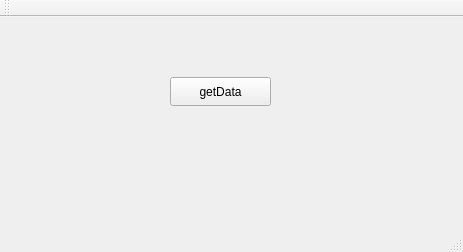
Above: QtTcpClientConsumer/mainwindow.ui from Dojak220/Projeto03 before the change. Below: the same form after it.
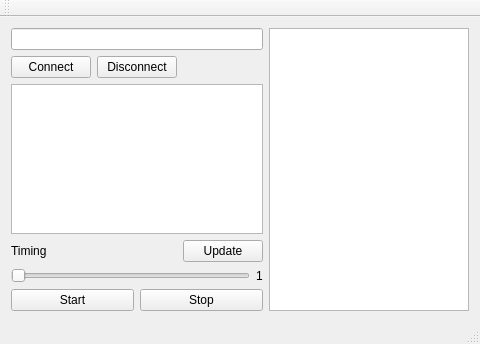
That is the form after the change.

The edit to the form file:
```diff
--- a/QtTcpClientConsumer/mainwindow.ui
+++ b/QtTcpClientConsumer/mainwindow.ui
@@ -6,27 +6,106 @@
    <rect>
     <x>0</x>
     <y>0</y>
-    <width>463</width>
-    <height>252</height>
+    <width>480</width>
+    <height>344</height>
    </rect>
   </property>
   <property name="windowTitle">
    <string>MainWindow</string>
   </property>
   <widget class="QWidget" name="centralWidget">
-   <widget class="QPushButton" name="pushButtonGet">
-    <property name="geometry">
-     <rect>
-      <x>170</x>
-      <y>60</y>
-      <width>101</width>
-      <height>29</height>
-     </rect>
-    </property>
-    <property name="text">
-     <string>getData</string>
-    </property>
-   </widget>
+   <layout class="QGridLayout" name="gridLayout">
+    <item row="0" column="2" rowspan="6">
+     <widget class="QListWidget" name="listWidget_2"/>
+    </item>
+    <item row="1" column="0">
+     <layout class="QHBoxLayout" name="horizontalLayout">
+      <item>
+       <widget class="QPushButton" name="pushButton_2">
+        <property name="text">
+         <string>Connect</string>
+        </property>
+       </widget>
+      </item>
+      <item>
+       <widget class="QPushButton" name="pushButton">
+        <property name="text">
+         <string>Disconnect</string>
+        </property>
+       </widget>
+      </item>
+     </layout>
+    </item>
+    <item row="1" column="1">
+     <spacer name="horizontalSpacer">
+      <property name="orientation">
+       <enum>Qt::Horizontal</enum>
+      </property>
+      <property name="sizeHint" stdset="0">
+       <size>
+        <width>72</width>
+        <height>20</height>
+       </size>
+      </property>
+     </spacer>
+    </item>
+    <item row="2" column="0" colspan="2">
+     <widget class="QListWidget" name="listWidget"/>
+    </item>
+    <item row="3" column="0">
+     <widget class="QLabel" name="label_2">
+      <property name="text">
+       <string>Timing</string>
+      </property>
+     </widget>
+    </item>
+    <item row="3" column="1">
+     <widget class="QPushButton" name="pushButton_4">
+      <property name="text">
+       <string>Update</string>
+      </property>
+     </widget>
+    </item>
+    <item row="4" column="0" colspan="2">
+     <layout class="QHBoxLayout" name="horizontalLayout_2">
+      <item>
+       <widget class="QSlider" name="horizontalSlider">
+        <property name="orientation">
+         <enum>Qt::Horizontal</enum>
+        </property>
+       </widget>
+      </item>
+      <item>
+       <widget class="QLabel" name="label">
+        <property name="text">
+         <string>1</string>
+        </property>
+       </widget>
+      </item>
+     </layout>
+    </item>
+    <item row="5" column="0" colspan="2">
+     <layout class="QHBoxLayout" name="horizontalLayout_3">
+      <item>
+       <widget class="QPushButton" name="pushButtonGet">
+        <property name="text">
+         <string>Start</string>
+        </property>
+       </widget>
+      </item>
+      <item>
+       <widget class="QPushButton" name="pushButton_3">
+        <property name="text">
+         <string>Stop</string>
+        </property>
+       </widget>
+      </item>
+     </layout>
+    </item>
+    <item row="0" column="0" colspan="2">
+     <widget class="QLineEdit" name="lineEdit"/>
+    </item>
+   </layout>
   </widget>
   <widget class="QMenuBar" name="menuBar">
    <property name="geometry">
```
Left out of the diff: 23 changed lines with no effect on the pictures.
